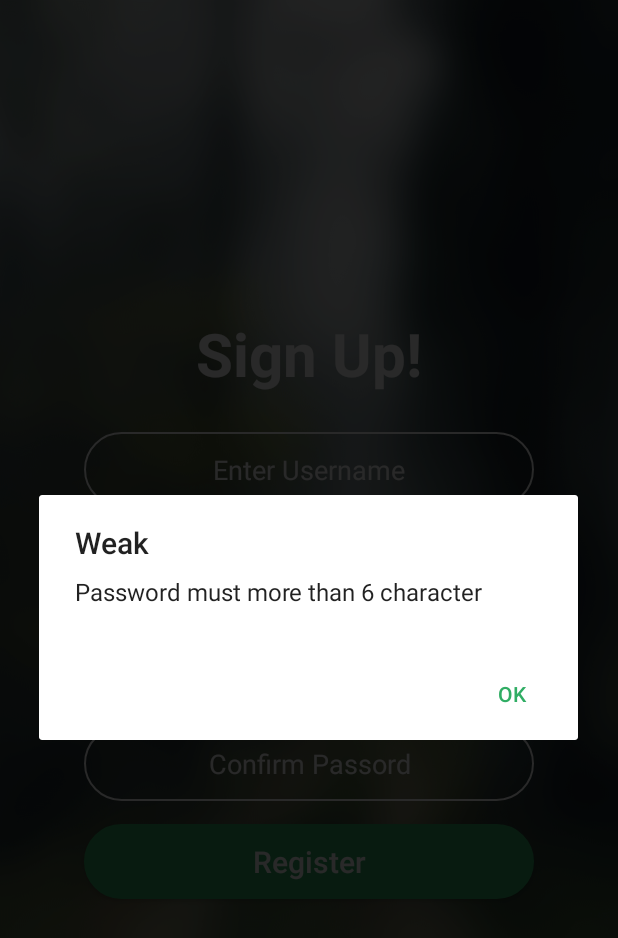
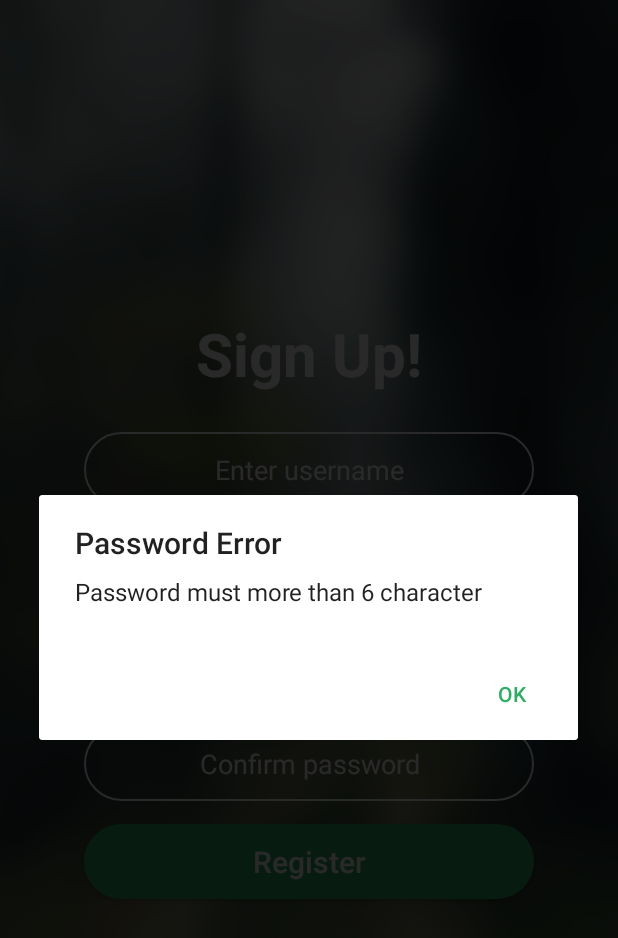
Before and after one commit to daolq3012/AndroidTraining_092017, an Android app: the RegisterActivity screen opened directly, with no data from a screen before it, after a tap on "Register", on a phone screen of 412 x 824 dp. Shown: the top 938 px of the screen. Run offline under Robolectric (Android 15) with nearby library versions, the phone set to English and light mode, and no system bars.

Commit message:
commit fix hardcode

```diff
--- a/app/src/main/java/com/example/sony/training/RegisterActivity.java
+++ b/app/src/main/java/com/example/sony/training/RegisterActivity.java
@@ -50,9 +50,9 @@ public class RegisterActivity extends AppCompatActivity implements View.OnClickL
             case R.id.btnRegister:
                 String email = mEdtRegisterEmail.getText().toString();
                 if(!Validate.isEmailValid(email)) {
-                    builder.setTitle("Email Error");
-                    builder.setMessage("Email not valid format!");
-                    builder.setPositiveButton("OK", new DialogInterface.OnClickListener() {
+                    builder.setTitle(R.string.email_error_title);
+                    builder.setMessage(R.string.email_error_message);
+                    builder.setPositiveButton(R.string.OK, new DialogInterface.OnClickListener() {
                         @Override
                         public void onClick(DialogInterface dialog, int which) {
                             mEdtRegisterEmail.setText("");
@@ -62,9 +62,9 @@ public class RegisterActivity extends AppCompatActivity implements View.OnClickL
                     alertDialog.show();
                 }
                 if (Validate.isPasswordWeak(mEdtRegisterPassword)) {
-                    builder.setTitle("Weak");
-                    builder.setMessage("Password must more than 6 character");
-                    builder.setPositiveButton("OK", new DialogInterface.OnClickListener() {
+                    builder.setTitle(R.string.password_error_title);
+                    builder.setMessage(R.string.password_error_message);
+                    builder.setPositiveButton(R.string.OK, new DialogInterface.OnClickListener() {
                         @Override
                         public void onClick(DialogInterface dialog, int which) {
 
--- a/app/src/main/res/layout/activity_register.xml
+++ b/app/src/main/res/layout/activity_register.xml
@@ -12,77 +12,77 @@
     <TextView
         android:layout_width="match_parent"
         android:layout_height="wrap_content"
-        android:text="Sign Up!"
+        android:text="@string/sign_up"
         android:textStyle="bold"
-        android:textSize="40dp"
-        android:textColor="#FFF"
-        android:layout_marginBottom="25dp"
+        android:textSize="@dimen/sp_40"
+        android:textColor="@color/colorWhite"
+        android:layout_marginBottom="@dimen/dp_25"
         android:gravity="center"/>
 
     <EditText
         android:id="@+id/edtRegisterUsername"
-        android:layout_width="300dp"
-        android:layout_height="50dp"
+        android:layout_width="@dimen/dp_300"
+        android:layout_height="@dimen/dp_50"
         android:layout_gravity="center"
-        android:layout_marginBottom="15dp"
+        android:layout_marginBottom="@dimen/dp_15"
         android:background="@drawable/bgedittext"
         android:gravity="center"
-        android:hint="Enter Username"
+        android:hint="@string/hint_username"
         android:maxLines="1"
-        android:textColor="#FFF"
-        android:textColorHint="#FFF" />
+        android:textColor="@color/colorWhite"
+        android:textColorHint="@color/colorWhite" />
 
     <EditText
         android:id="@+id/edtRegisterEmail"
-        android:layout_width="300dp"
-        android:layout_height="50dp"
+        android:layout_width="@dimen/dp_300"
+        android:layout_height="@dimen/dp_50"
         android:layout_gravity="center"
-        android:layout_marginBottom="15dp"
+        android:layout_marginBottom="@dimen/dp_15"
         android:background="@drawable/bgedittext"
         android:gravity="center"
-        android:hint="Enter Email"
+        android:hint="@string/hint_email"
         android:maxLines="1"
-        android:textColor="#FFF"
-        android:textColorHint="#FFF" />
+        android:textColor="@color/colorWhite"
+        android:textColorHint="@color/colorWhite" />
 
     <EditText
         android:id="@+id/edtRegisterPassword"
-        android:layout_width="300dp"
-        android:layout_height="50dp"
+        android:layout_width="@dimen/dp_300"
+        android:layout_height="@dimen/dp_50"
         android:layout_gravity="center"
-        android:layout_marginBottom="15dp"
+        android:layout_marginBottom="@dimen/dp_15"
         android:background="@drawable/bgedittext"
         android:gravity="center"
-        android:hint="Enter Passord"
+        android:hint="@string/hint_password"
         android:inputType="textPassword"
         android:maxLines="1"
-        android:textColor="#FFF"
-        android:textColorHint="#FFF" />
+        android:textColor="@color/colorWhite"
+        android:textColorHint="@color/colorWhite" />
 
     <EditText
         android:id="@+id/edtRegisterConfirmPassword"
-        android:layout_width="300dp"
-        android:layout_height="50dp"
+        android:layout_width="@dimen/dp_300"
+        android:layout_height="@dimen/dp_50"
         android:layout_gravity="center"
-        android:layout_marginBottom="15dp"
+        android:layout_marginBottom="@dimen/dp_15"
         android:background="@drawable/bgedittext"
         android:gravity="center"
-        android:hint="Confirm Passord"
+        android:hint="@string/hint_confirm_password"
         android:inputType="textPassword"
         android:maxLines="1"
-        android:textColor="#FFF"
-        android:textColorHint="#FFF" />
+        android:textColor="@color/colorWhite"
+        android:textColorHint="@color/colorWhite" />
 
     <Button
         android:id="@+id/btnRegister"
-        android:layout_width="300dp"
-        android:layout_height="50dp"
+        android:layout_width="@dimen/dp_300"
+        android:layout_height="@dimen/dp_50"
         android:layout_gravity="center"
-        android:layout_marginBottom="15dp"
+        android:layout_marginBottom="@dimen/dp_15"
         android:background="@drawable/bgbutton"
-        android:text="Register"
+        android:text="@string/btn_register"
         android:textAllCaps="false"
-        android:textColor="#FFF"
-        android:textSize="20sp" />
+        android:textColor="@color/colorWhite"
+        android:textSize="@dimen/sp_20" />
 
 </LinearLayout>
--- a/app/src/main/res/values/colors.xml
+++ b/app/src/main/res/values/colors.xml
@@ -3,4 +3,5 @@
     <color name="colorPrimary">#3F51B5</color>
     <color name="colorPrimaryDark">#30ad64</color>
     <color name="colorAccent">#FFF</color>
+    <color name="colorWhite">#FFF</color>
 </resources>
--- /dev/null
+++ b/app/src/main/res/values/dimens.xml
@@ -0,0 +1,12 @@
+<?xml version="1.0" encoding="utf-8"?>
+<resources>
+    <dimen name="dp_400">400dp</dimen>
+    <dimen name="dp_170">170dp</dimen>
+    <dimen name="dp_300">300dp</dimen>
+    <dimen name="dp_15">15dp</dimen>
+    <dimen name="sp_20">20sp</dimen>
+    <dimen name="sp_18">18sp</dimen>
+    <dimen name="dp_50">50dp</dimen>
+    <dimen name="dp_25">25dp</dimen>
+    <dimen name="sp_40">40sp</dimen>
+</resources>
--- a/app/src/main/res/values/strings.xml
+++ b/app/src/main/res/values/strings.xml
@@ -1,3 +1,16 @@
 <resources>
     <string name="app_name">AndroidTraining_092017</string>
+    <string name="hint_username">Enter username</string>
+    <string name="hint_password">Enter password</string>
+    <string name="hint_confirm_password">Confirm password</string>
+    <string name="hint_email">Enter email</string>
+    <string name="btn_login">Login</string>
+    <string name="btn_register">Register</string>
+    <string name="new_user">New user? Sign up!</string>
+    <string name="sign_up">Sign Up!</string>
+    <string name="password_error_message">Password must more than 6 character</string>
+    <string name="OK">OK</string>
+    <string name="password_error_title">Password Error</string>
+    <string name="email_error_title">Email Error</string>
+    <string name="email_error_message">Email not valid format!</string>
 </resources>
```
Also changed, not shown: app/src/main/java/com/example/sony/training/LoginActivity.java (+7 -7 lines), app/src/main/res/layout/activity_login.xml (+24 -24 lines).
